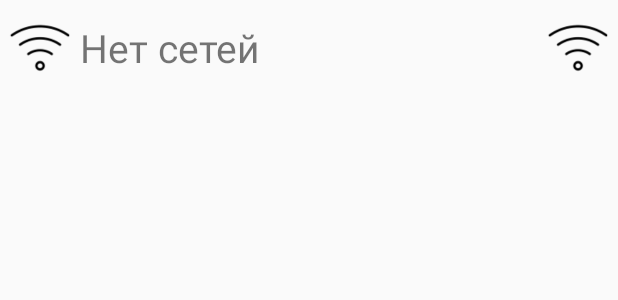
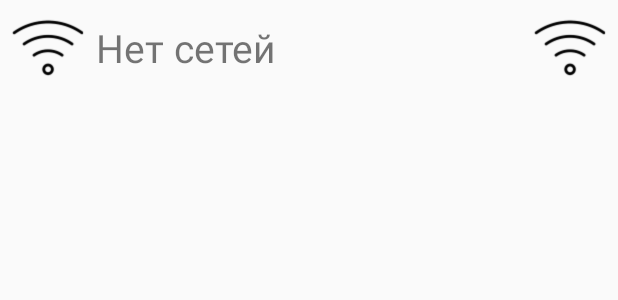
Before and after one commit to marinchenkova/Lorry, an Android app: the layout netlist_item.xml on its own in the app's theme, with its tools: preview values and no code run, on a phone screen of 412 x 824 dp. Shown: the top 300 px of the screen. Run offline under Robolectric (Android 15) with nearby library versions, the phone set to English and light mode, and no system bars.

Commit message:
Автоподключение и отображение уровня сигнала

```diff
--- a/app/src/main/res/layout/netlist_item.xml
+++ b/app/src/main/res/layout/netlist_item.xml
@@ -1,5 +1,5 @@
 <?xml version="1.0" encoding="utf-8"?>
-<LinearLayout
+<RelativeLayout
     xmlns:android="http://schemas.android.com/apk/res/android"
     android:layout_width="match_parent"
     android:layout_height="64dp"
@@ -9,26 +9,34 @@
         android:id="@+id/netList_item_image"
         android:layout_gravity="start"
         android:layout_height="match_parent"
-        android:layout_weight="1"
+        android:layout_alignParentLeft="true"
+        android:layout_alignParentStart="true"
+        android:layout_centerVertical="true"
         android:layout_width="64dp"
         android:src="@drawable/button_net_wifi" />
 
     <TextView
         android:id="@+id/netList_item_name"
-        android:gravity="center_vertical"
-        android:layout_weight="10"
         android:text="@string/listview_noNets"
         android:textSize="26sp"
+        android:maxLines="1"
+        android:gravity="center_vertical"
+        android:layout_toRightOf="@+id/netList_item_image"
+        android:layout_toEndOf="@+id/netList_item_image"
+        android:layout_toLeftOf="@+id/netList_item_signal"
+        android:layout_toStartOf="@+id/netList_item_signal"
         android:layout_height="match_parent"
         android:layout_width="match_parent"
-        android:layout_gravity="fill" />
+        android:layout_gravity="center" />
 
     <ImageView
         android:id="@+id/netList_item_signal"
         android:layout_gravity="end"
-        android:layout_weight="1"
+        android:layout_alignParentRight="true"
+        android:layout_alignParentEnd="true"
+        android:layout_centerVertical="true"
         android:layout_height="match_parent"
         android:layout_width="64dp"
         android:src="@drawable/button_net_wifi" />
 
-</LinearLayout>
+</RelativeLayout>
```
Also changed, not shown: app/src/main/java/ru/marinchenko/lorry/activities/MainActivity.java (+7 -1 lines), app/src/main/java/ru/marinchenko/lorry/activities/VideoStreamActivity.java (+24 -3 lines), app/src/main/java/ru/marinchenko/lorry/services/WifiAgent.java (+27 -15 lines), app/src/main/res/drawable/button_net_wifi_0.png, app/src/main/res/drawable/button_net_wifi_1.png, app/src/main/res/drawable/button_net_wifi_2.png, app/src/main/res/drawable/button_net_wifi_3.png.
